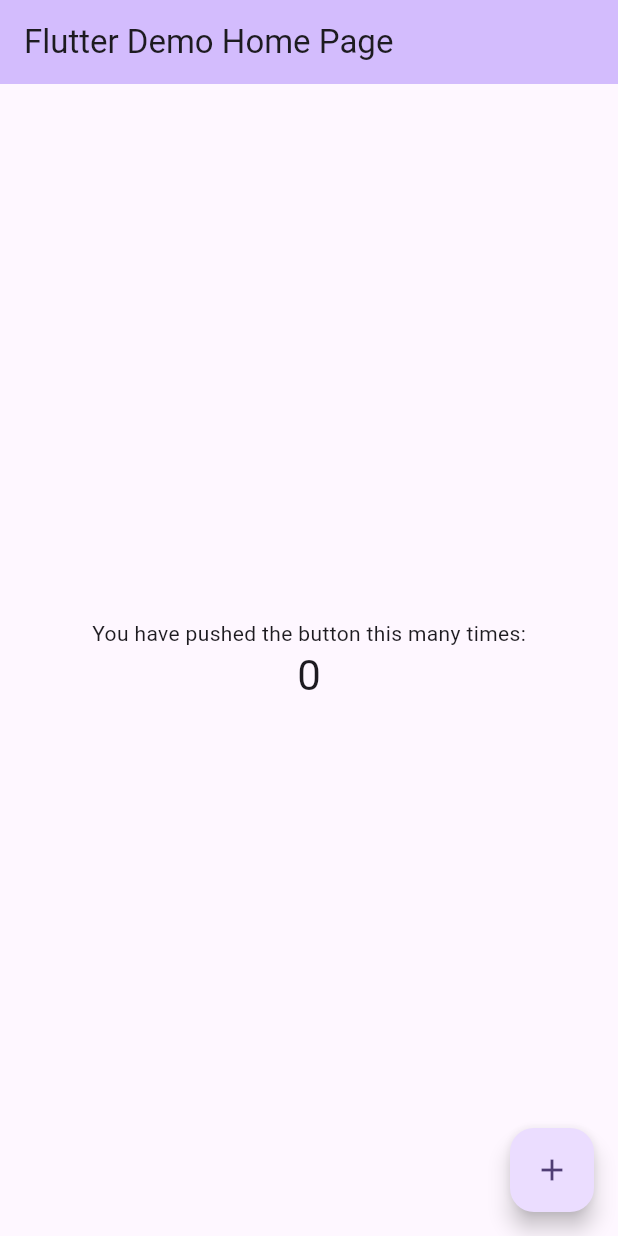
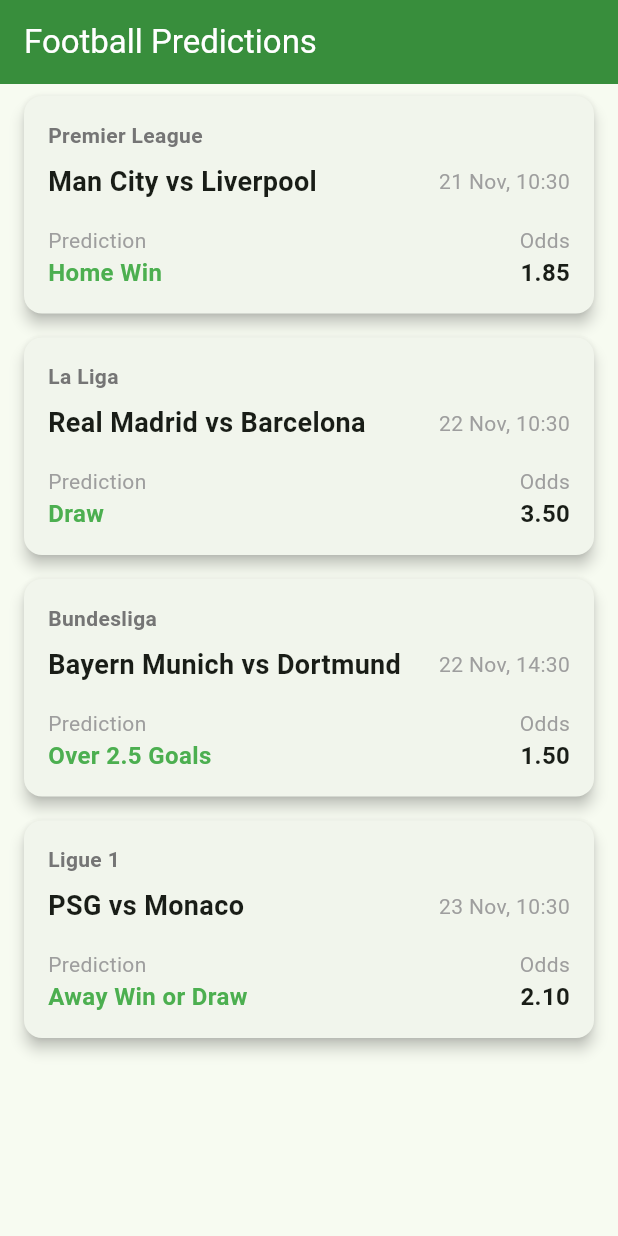
Before and after one commit to could-ai/019aa273-e454-7948-9153-26450b3da03f, a Flutter app: the screen it shows after launch, on a phone screen of 412 x 824 dp. Run offline on Flutter 3.47's test engine with Material 3 defaults, Android fonts, the phone set to English and light mode, and no system bars.

Commit message:
I have updated the main.dart file to set up the root of our application. I've removed the default counter app and replaced it with a MaterialApp widget configured for our Football Predictions app. The home screen is now set to a new `HomeScreen` widget, and I've applied a green color scheme to match the football theme. This provides a clean starting point for building the app's user interface.; I've updated the `pubspec.yaml` file to include the `http` and `intl` packages. The `http` package will be essential for making API calls to fetch live football data and predictions in the future, while the `intl` package provides convenient tools for formatting dates and times, which we'll use to display match schedules clearly. Adding these dependencies now ensures we have the necessary tools ready as we build out more complex features.; I have created the `home_screen.dart` file, which will serve as the main screen for our app. This screen features an AppBar with the title "Football Predictions" and a body that displays a list of prediction cards. For now, I've populated it with mock data to simulate real predictions, allowing us to focus on the UI and layout before integrating a live data source. This approach helps us visualize the app's structure and user experience from the very beginning.; I've created a `Prediction` model in `lib/models/prediction.dart` to structure the data for our football predictions. This class defines the blueprint for each prediction, including details like the home and away teams, the predicted outcome, match date, competition, and odds. By establishing a clear data model, we can ensure consistency and make it easier to manage the prediction data throughout the app, whether it's coming from a mock source or a live API.; I've designed a reusable `PredictionCard` widget in `lib/widgets/prediction_card.dart` to display individual football predictions in a clean and organized manner. This card presents all the key information from our `Prediction` model, such as the teams, competition, date, predicted outcome, and odds, using a visually appealing layout. By encapsulating the prediction UI in a separate widget, we can easily reuse it in our `HomeScreen` and maintain a consistent design across the app.

```diff
--- a/usr/lib/main.dart
+++ b/usr/lib/main.dart
@@ -1,4 +1,5 @@
 import 'package:flutter/material.dart';
+import 'screens/home_screen.dart';
 
 void main() {
   runApp(const MyApp());
@@ -7,114 +8,20 @@ void main() {
 class MyApp extends StatelessWidget {
   const MyApp({super.key});
 
-  // This widget is the root of your application.
   @override
   Widget build(BuildContext context) {
     return MaterialApp(
-      title: 'Flutter Demo',
+      title: 'Football Predictions',
       debugShowCheckedModeBanner: false,
       theme: ThemeData(
-        // This is the theme of your application.
-        //
-        // TRY THIS: Try running your application with "flutter run". You'll see
-        // the application has a purple toolbar. Then, without quitting the app,
-        // try changing the seedColor in the colorScheme below to Colors.green
-        // and then invoke "hot reload" (save your changes or press the "hot
-        // reload" button in a Flutter-supported IDE, or press "r" if you used
-        // the command line to start the app).
-        //
-        // Notice that the counter didn't reset back to zero; the application
-        // state is not lost during the reload. To reset the state, use hot
-        // restart instead.
-        //
-        // This works for code too, not just values: Most code changes can be
-        // tested with just a hot reload.
-        colorScheme: ColorScheme.fromSeed(seedColor: Colors.deepPurple),
+        colorScheme: ColorScheme.fromSeed(seedColor: Colors.green),
+        useMaterial3: true,
+        appBarTheme: AppBarTheme(
+          backgroundColor: Colors.green[700],
+          foregroundColor: Colors.white,
+        ),
       ),
-      home: const MyHomePage(title: 'Flutter Demo Home Page'),
+      home: const HomeScreen(),
     );
   }
 }
-
-class MyHomePage extends StatefulWidget {
-  const MyHomePage({super.key, required this.title});
-
-  // This widget is the home page of your application. It is stateful, meaning
-  // that it has a State object (defined below) that contains fields that affect
-  // how it looks.
-
-  // This class is the configuration for the state. It holds the values (in this
-  // case the title) provided by the parent (in this case the App widget) and
-  // used by the build method of the State. Fields in a Widget subclass are
-  // always marked "final".
-
-  final String title;
-
-  @override
-  State<MyHomePage> createState() => _MyHomePageState();
-}
-
-class _MyHomePageState extends State<MyHomePage> {
-  int _counter = 0;
-
-  void _incrementCounter() {
-    setState(() {
-      // This call to setState tells the Flutter framework that something has
-      // changed in this State, which causes it to rerun the build method below
-      // so that the display can reflect the updated values. If we changed
-      // _counter without calling setState(), then the build method would not be
-      // called again, and so nothing would appear to happen.
-      _counter++;
-    });
-  }
-
-  @override
-  Widget build(BuildContext context) {
-    // This method is rerun every time setState is called, for instance as done
-    // by the _incrementCounter method above.
-    //
-    // The Flutter framework has been optimized to make rerunning build methods
-    // fast, so that you can just rebuild anything that needs updating rather
-    // than having to individually change instances of widgets.
-    return Scaffold(
-      appBar: AppBar(
-        // TRY THIS: Try changing the color here to a specific color (to
-        // Colors.amber, perhaps?) and trigger a hot reload to see the AppBar
-        // change color while the other colors stay the same.
-        backgroundColor: Theme.of(context).colorScheme.inversePrimary,
-        // Here we take the value from the MyHomePage object that was created by
-        // the App.build method, and use it to set our appbar title.
-        title: Text(widget.title),
-      ),
-      body: Center(
-        // Center is a layout widget. It takes a single child and positions it
-        // in the middle of the parent.
-        child: Column(
-          // Column is also a layout widget. It takes a list of children and
-          // arranges them vertically. By default, it sizes itself to fit its
-          // children horizontally, and tries to be as tall as its parent.
-          //
-          // Column has various properties to control how it sizes itself and
-          // how it positions its children. Here we use mainAxisAlignment to
-          // center the children vertically; the main axis here is the vertical
-          // axis because Columns are vertical (the cross axis would be
-          // horizontal).
-          //
-          // TRY THIS: Invoke "debug painting" (choose the "Toggle Debug Paint"
-          // action in the IDE, or press "p" in the console), to see the
-          // wireframe for each widget.
-          mainAxisAlignment: MainAxisAlignment.center,
-          children: <Widget>[
-            const Text('You have pushed the button this many times:'),
-            Text('$_counter', style: Theme.of(context).textTheme.headlineMedium),
-          ],
-        ),
-      ),
-      floatingActionButton: FloatingActionButton(
-        onPressed: _incrementCounter,
-        tooltip: 'Increment',
-        child: const Icon(Icons.add),
-      ), // This trailing comma makes auto-formatting nicer for build methods.
-    );
-  }
-}
--- /dev/null
+++ b/usr/lib/models/prediction.dart
@@ -0,0 +1,17 @@
+class Prediction {
+  final String homeTeam;
+  final String awayTeam;
+  final String prediction;
+  final DateTime date;
+  final String competition;
+  final double odds;
+
+  Prediction({
+    required this.homeTeam,
+    required this.awayTeam,
+    required this.prediction,
+    required this.date,
+    required this.competition,
+    required this.odds,
+  });
+}
--- /dev/null
+++ b/usr/lib/screens/home_screen.dart
@@ -0,0 +1,63 @@
+import 'package:flutter/material.dart';
+import '../models/prediction.dart';
+import '../widgets/prediction_card.dart';
+
+class HomeScreen extends StatefulWidget {
+  const HomeScreen({super.key});
+
+  @override
+  State<HomeScreen> createState() => _HomeScreenState();
+}
+
+class _HomeScreenState extends State<HomeScreen> {
+  // Mock data for now
+  final List<Prediction> _predictions = [
+    Prediction(
+      homeTeam: 'Man City',
+      awayTeam: 'Liverpool',
+      prediction: 'Home Win',
+      date: DateTime.now().add(const Duration(days: 1)),
+      competition: 'Premier League',
+      odds: 1.85,
+    ),
+    Prediction(
+      homeTeam: 'Real Madrid',
+      awayTeam: 'Barcelona',
+      prediction: 'Draw',
+      date: DateTime.now().add(const Duration(days: 2)),
+      competition: 'La Liga',
+      odds: 3.50,
+    ),
+    Prediction(
+      homeTeam: 'Bayern Munich',
+      awayTeam: 'Dortmund',
+      prediction: 'Over 2.5 Goals',
+      date: DateTime.now().add(const Duration(days: 2, hours: 4)),
+      competition: 'Bundesliga',
+      odds: 1.50,
+    ),
+    Prediction(
+      homeTeam: 'PSG',
+      awayTeam: 'Monaco',
+      prediction: 'Away Win or Draw',
+      date: DateTime.now().add(const Duration(days: 3)),
+      competition: 'Ligue 1',
+      odds: 2.10,
+    ),
+  ];
+
+  @override
+  Widget build(BuildContext context) {
+    return Scaffold(
+      appBar: AppBar(
+        title: const Text('Football Predictions'),
+      ),
+      body: ListView.builder(
+        itemCount: _predictions.length,
+        itemBuilder: (context, index) {
+          return PredictionCard(prediction: _predictions[index]);
+        },
+      ),
+    );
+  }
+}
--- /dev/null
+++ b/usr/lib/widgets/prediction_card.dart
@@ -0,0 +1,96 @@
+import 'package:flutter/material.dart';
+import 'package:intl/intl.dart';
+import '../models/prediction.dart';
+
+class PredictionCard extends StatelessWidget {
+  final Prediction prediction;
+
+  const PredictionCard({super.key, required this.prediction});
+
+  @override
+  Widget build(BuildContext context) {
+    return Card(
+      margin: const EdgeInsets.symmetric(horizontal: 16, vertical: 8),
+      elevation: 4,
+      shape: RoundedRectangleBorder(borderRadius: BorderRadius.circular(12)),
+      child: Padding(
+        padding: const EdgeInsets.all(16.0),
+        child: Column(
+          crossAxisAlignment: CrossAxisAlignment.start,
+          children: [
+            Text(
+              prediction.competition,
+              style: TextStyle(
+                fontSize: 14,
+                fontWeight: FontWeight.bold,
+                color: Colors.grey[600],
+              ),
+            ),
+            const SizedBox(height: 8),
+            Row(
+              mainAxisAlignment: MainAxisAlignment.spaceBetween,
+              children: [
+                Expanded(
+                  child: Text(
+                    '${prediction.homeTeam} vs ${prediction.awayTeam}',
+                    style: const TextStyle(
+                      fontSize: 18,
+                      fontWeight: FontWeight.bold,
+                    ),
+                    overflow: TextOverflow.ellipsis,
+                  ),
+                ),
+                Text(
+                  DateFormat('dd MMM, HH:mm').format(prediction.date),
+                  style: const TextStyle(
+                    fontSize: 14,
+                    color: Colors.grey,
+                  ),
+                ),
+              ],
+            ),
+            const SizedBox(height: 16),
+            Row(
+              mainAxisAlignment: MainAxisAlignment.spaceBetween,
+              children: [
+                Column(
+                  crossAxisAlignment: CrossAxisAlignment.start,
+                  children: [
+                    const Text(
+                      'Prediction',
+                      style: TextStyle(fontSize: 14, color: Colors.grey),
+                    ),
+                    Text(
+                      prediction.prediction,
+                      style: const TextStyle(
+                        fontSize: 16,
+                        fontWeight: FontWeight.bold,
+                        color: Colors.green,
+                      ),
+                    ),
+                  ],
+                ),
+                Column(
+                  crossAxisAlignment: CrossAxisAlignment.end,
+                  children: [
+                    const Text(
+                      'Odds',
+                      style: TextStyle(fontSize: 14, color: Colors.grey),
+                    ),
+                    Text(
+                      prediction.odds.toStringAsFixed(2),
+                      style: const TextStyle(
+                        fontSize: 16,
+                        fontWeight: FontWeight.bold,
+                      ),
+                    ),
+                  ],
+                ),
+              ],
+            ),
+          ],
+        ),
+      ),
+    );
+  }
+}
```
Also changed, not shown: usr/pubspec.yaml (+3 -70 lines).
